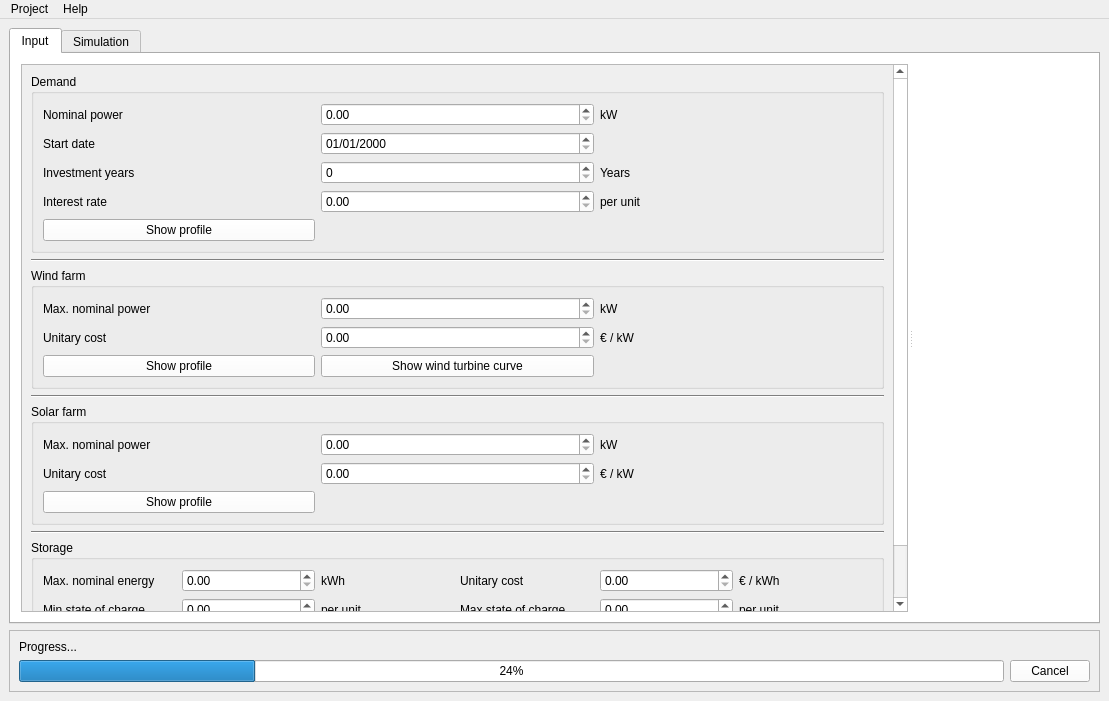
Above: Gui/gui.ui from SanPen/CopperPlate before the change. Below: the same form after it.
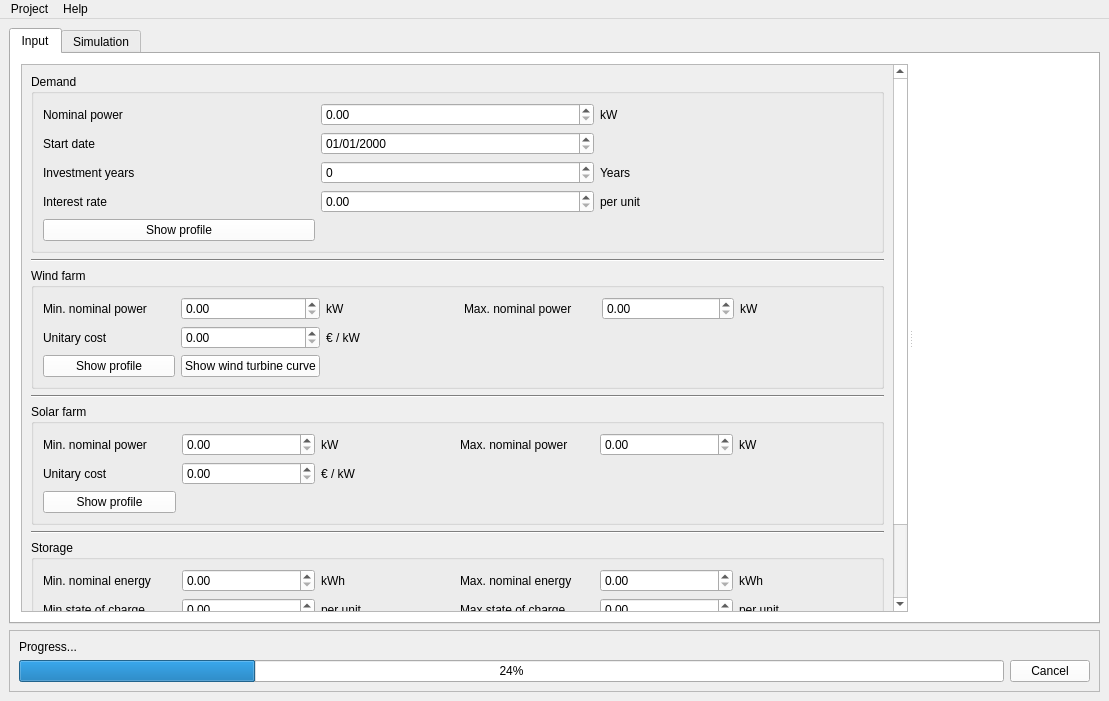
That is the form after the change. Icons and pictures are not drawn. Custom widgets are drawn as their Qt base class.

What changed in the file:
```diff
--- a/Gui/gui.ui
+++ b/Gui/gui.ui
@@ -409,9 +409,9 @@
                <property name="geometry">
                 <rect>
                  <x>0</x>
-                 <y>0</y>
+                 <y>-126</y>
                  <width>894</width>
-                 <height>653</height>
+                 <height>686</height>
                 </rect>
                </property>
                <layout class="QVBoxLayout" name="verticalLayout_3">
@@ -536,20 +536,6 @@
                        </property>
                       </widget>
                      </item>
-                     <item row="0" column="1">
-                      <widget class="QDoubleSpinBox" name="wind_farm_nominal_power_doubleSpinBox">
-                       <property name="maximum">
-                        <double>999999999.000000000000000</double>
-                       </property>
-                      </widget>
-                     </item>
-                     <item row="0" column="0">
-                      <widget class="QLabel" name="label_5">
-                       <property name="text">
-                        <string>Max. nominal power</string>
-                       </property>
-                      </widget>
-                     </item>
                      <item row="1" column="2">
                       <widget class="QLabel" name="label_10">
                        <property name="text">
@@ -585,6 +571,41 @@
                        </property>
                       </widget>
                      </item>
+                     <item row="0" column="5">
+                      <widget class="QLabel" name="label_31">
+                       <property name="text">
+                        <string>kW</string>
+                       </property>
+                      </widget>
+                     </item>
+                     <item row="0" column="0">
+                      <widget class="QLabel" name="label_30">
+                       <property name="text">
+                        <string>Min. nominal power</string>
+                       </property>
+                      </widget>
+                     </item>
+                     <item row="0" column="1">
+                      <widget class="QDoubleSpinBox" name="wind_farm_min_nominal_power_doubleSpinBox">
+                       <property name="maximum">
+                        <double>999999999.000000000000000</double>
+                       </property>
+                      </widget>
+                     </item>
+                     <item row="0" column="4">
+                      <widget class="QDoubleSpinBox" name="wind_farm_nominal_power_doubleSpinBox">
+                       <property name="maximum">
+                        <double>999999999.000000000000000</double>
+                       </property>
+                      </widget>
+                     </item>
+                     <item row="0" column="3">
+                      <widget class="QLabel" name="label_5">
+                       <property name="text">
+                        <string>Max. nominal power</string>
+                       </property>
+                      </widget>
+                     </item>
                     </layout>
                    </item>
                   </layout>
@@ -608,7 +629,7 @@
                      <item row="0" column="0">
                       <widget class="QLabel" name="label_7">
                        <property name="text">
-                        <string>Max. nominal power</string>
+                        <string>Min. nominal power</string>
                        </property>
                       </widget>
                      </item>
@@ -627,14 +648,7 @@
                       </widget>
                      </item>
                      <item row="0" column="1">
-                      <widget class="QDoubleSpinBox" name="solar_farm_nominal_power_doubleSpinBox">
-                       <property name="maximum">
-                        <double>999999999.000000000000000</double>
-                       </property>
-                      </widget>
-                     </item>
-                     <item row="1" column="1">
-                      <widget class="QDoubleSpinBox" name="solar_farm_unitary_cost_doubleSpinBox">
+                      <widget class="QDoubleSpinBox" name="solar_farm_min_nominal_power_doubleSpinBox">
                        <property name="maximum">
                         <double>999999999.000000000000000</double>
                        </property>
@@ -647,6 +661,13 @@
                        </property>
                       </widget>
                      </item>
+                     <item row="1" column="1">
+                      <widget class="QDoubleSpinBox" name="solar_farm_unitary_cost_doubleSpinBox">
+                       <property name="maximum">
+                        <double>999999999.000000000000000</double>
+                       </property>
+                      </widget>
+                     </item>
                      <item row="1" column="2">
                       <widget class="QLabel" name="label_12">
                        <property name="text">
@@ -654,6 +675,27 @@
                        </property>
                       </widget>
                      </item>
+                     <item row="0" column="4">
+                      <widget class="QDoubleSpinBox" name="solar_farm_nominal_power_doubleSpinBox">
+                       <property name="maximum">
+                        <double>999999999.000000000000000</double>
+                       </property>
+                      </widget>
+                     </item>
+                     <item row="0" column="3">
+                      <widget class="QLabel" name="label_34">
+                       <property name="text">
+                        <string>Max. nominal power</string>
+                       </property>
+                      </widget>
+                     </item>
+                     <item row="0" column="5">
+                      <widget class="QLabel" name="label_35">
+                       <property name="text">
+                        <string>kW</string>
+                       </property>
+                      </widget>
+                     </item>
                     </layout>
                    </item>
                   </layout>
@@ -674,6 +716,13 @@
                   <layout class="QVBoxLayout" name="verticalLayout_7">
                    <item>
                     <layout class="QGridLayout" name="gridLayout_5">
+                     <item row="1" column="3">
+                      <widget class="QLabel" name="label_17">
+                       <property name="text">
+                        <string>Max state of charge</string>
+                       </property>
+                      </widget>
+                     </item>
                      <item row="2" column="5">
                       <widget class="QLabel" name="label_23">
                        <property name="text">
@@ -688,20 +737,6 @@
                        </property>
                       </widget>
                      </item>
-                     <item row="0" column="4">
-                      <widget class="QDoubleSpinBox" name="storage_max_unitary_cost_doubleSpinBox">
-                       <property name="maximum">
-                        <double>999999999.000000000000000</double>
-                       </property>
-                      </widget>
-                     </item>
-                     <item row="1" column="3">
-                      <widget class="QLabel" name="label_17">
-                       <property name="text">
-                        <string>Max state of charge</string>
-                       </property>
-                      </widget>
-                     </item>
                      <item row="0" column="2">
                       <widget class="QLabel" name="label_8">
                        <property name="text">
@@ -712,7 +747,7 @@
                      <item row="0" column="0">
                       <widget class="QLabel" name="label_9">
                        <property name="text">
-                        <string>Max. nominal energy</string>
+                        <string>Min. nominal energy</string>
                        </property>
                       </widget>
                      </item>
@@ -731,19 +766,12 @@
                       </widget>
                      </item>
                      <item row="0" column="1">
-                      <widget class="QDoubleSpinBox" name="storage_max_nominal_energy_doubleSpinBox">
+                      <widget class="QDoubleSpinBox" name="storage_min_nominal_energy_doubleSpinBox">
                        <property name="maximum">
                         <double>999999999.000000000000000</double>
                        </property>
                       </widget>
                      </item>
-                     <item row="0" column="5">
-                      <widget class="QLabel" name="label_15">
-                       <property name="text">
-                        <string>€ / kWh</string>
-                       </property>
-                      </widget>
-                     </item>
                      <item row="2" column="1">
                       <widget class="QDoubleSpinBox" name="storage_charge_eff_doubleSpinBox">
                        <property name="maximum">
@@ -779,13 +807,6 @@
                        </property>
                       </widget>
                      </item>
-                     <item row="0" column="3">
-                      <widget class="QLabel" name="label_14">
-                       <property name="text">
-                        <string>Unitary cost</string>
-                       </property>
-                      </widget>
-                     </item>
                      <item row="1" column="0">
                       <widget class="QLabel" name="label_16">
                        <property name="text">
@@ -800,6 +821,48 @@
                        </property>
                       </widget>
                      </item>
+                     <item row="3" column="0">
+                      <widget class="QLabel" name="label_14">
+                       <property name="text">
+                        <string>Unitary cost</string>
+                       </property>
+                      </widget>
+                     </item>
+                     <item row="3" column="1">
+                      <widget class="QDoubleSpinBox" name="storage_max_unitary_cost_doubleSpinBox">
+                       <property name="maximum">
+                        <double>999999999.000000000000000</double>
+                       </property>
+                      </widget>
+                     </item>
+                     <item row="3" column="2">
+                      <widget class="QLabel" name="label_15">
+                       <property name="text">
+                        <string>€ / kWh</string>
+                       </property>
+                      </widget>
+                     </item>
+                     <item row="0" column="5">
+                      <widget class="QLabel" name="label_32">
+                       <property name="text">
+                        <string>kWh</string>
+                       </property>
+                      </widget>
+                     </item>
+                     <item row="0" column="4">
+                      <widget class="QDoubleSpinBox" name="storage_max_nominal_energy_doubleSpinBox">
+                       <property name="maximum">
+                        <double>999999999.000000000000000</double>
+                       </property>
+                      </widget>
+                     </item>
+                     <item row="0" column="3">
+                      <widget class="QLabel" name="label_33">
+                       <property name="text">
+                        <string>Max. nominal energy</string>
+                       </property>
+                      </widget>
+                     </item>
                     </layout>
                    </item>
                   </layout>
@@ -820,7 +883,7 @@
        <attribute name="title">
         <string>Simulation</string>
        </attribute>
-       <layout class="QHBoxLayout" name="horizontalLayout_2">
+       <layout class="QVBoxLayout" name="verticalLayout_10">
         <item>
          <widget class="QSplitter" name="splitter_2">
           <property name="orientation">
@@ -862,12 +925,19 @@
               </layout>
              </widget>
             </item>
-            <item row="0" column="0">
+            <item row="0" column="0" colspan="2">
              <widget class="QGroupBox" name="groupBox_6">
               <property name="title">
                <string>Optimization</string>
               </property>
               <layout class="QGridLayout" name="gridLayout_7">
+               <item row="0" column="2">
+                <widget class="QLabel" name="label_29">
+                 <property name="text">
+                  <string>Objective to minimize</string>
+                 </property>
+                </widget>
+               </item>
                <item row="1" column="1">
                 <widget class="QSpinBox" name="max_eval_spinBox">
                  <property name="minimum">
@@ -898,10 +968,10 @@
                  </property>
                 </widget>
                </item>
-               <item row="0" column="2">
-                <widget class="QLabel" name="label_29">
+               <item row="2" column="1">
+                <widget class="QRadioButton" name="brute_force_radioButton">
                  <property name="text">
-                  <string>Objective to minimize</string>
+                  <string>Use brute force</string>
                  </property>
                 </widget>
                </item>
@@ -910,7 +980,43 @@
             </item>
            </layout>
           </widget>
-          <widget class="MatplotlibWidget" name="resultsPlot" native="true"/>
+          <widget class="QFrame" name="frame">
+           <property name="frameShape">
+            <enum>QFrame::StyledPanel</enum>
+           </property>
+           <property name="frameShadow">
+            <enum>QFrame::Raised</enum>
+           </property>
+           <layout class="QVBoxLayout" name="verticalLayout_8">
+            <item>
+             <widget class="QTabWidget" name="tabWidget_2">
+              <property name="currentIndex">
+               <number>0</number>
+              </property>
+              <widget class="QWidget" name="tab">
+               <attribute name="title">
+                <string>Plot</string>
+               </attribute>
+               <layout class="QVBoxLayout" name="verticalLayout_9">
+                <item>
+                 <widget class="MatplotlibWidget" name="resultsPlot" native="true"/>
+                </item>
+               </layout>
+              </widget>
+              <widget class="QWidget" name="tab_2">
+               <attribute name="title">
+                <string>Optimization data</string>
+               </attribute>
+               <layout class="QVBoxLayout" name="verticalLayout_11">
+                <item>
+                 <widget class="QTableView" name="results_tableView"/>
+                </item>
+               </layout>
+              </widget>
+             </widget>
+            </item>
+           </layout>
+          </widget>
          </widget>
         </item>
        </layout>
```
